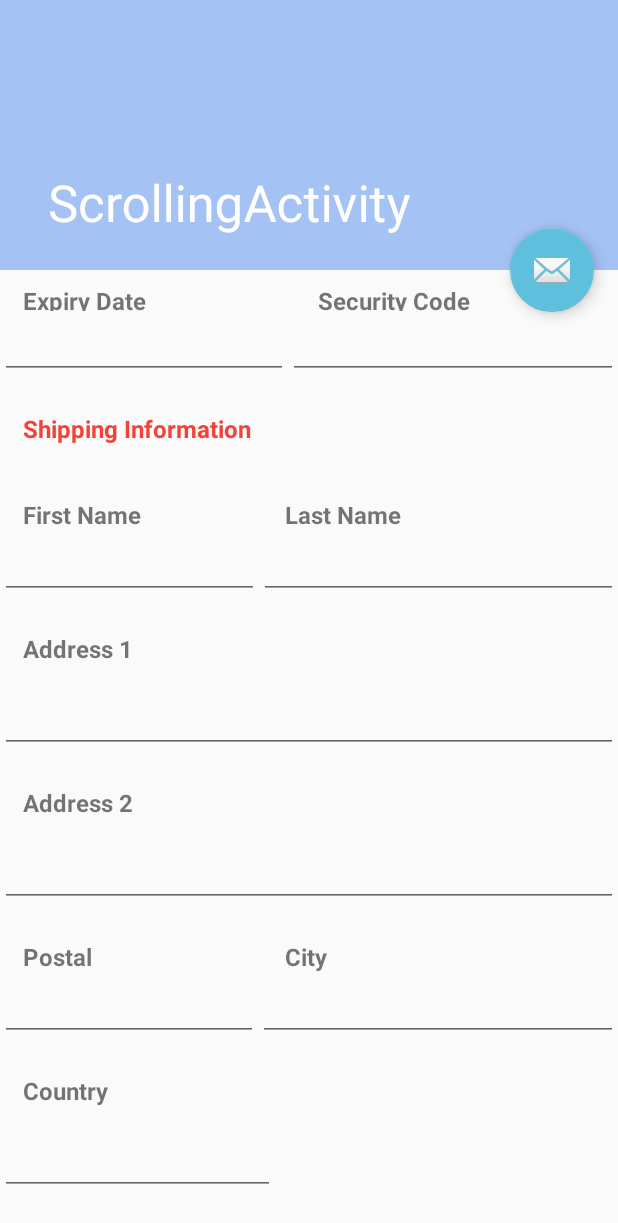
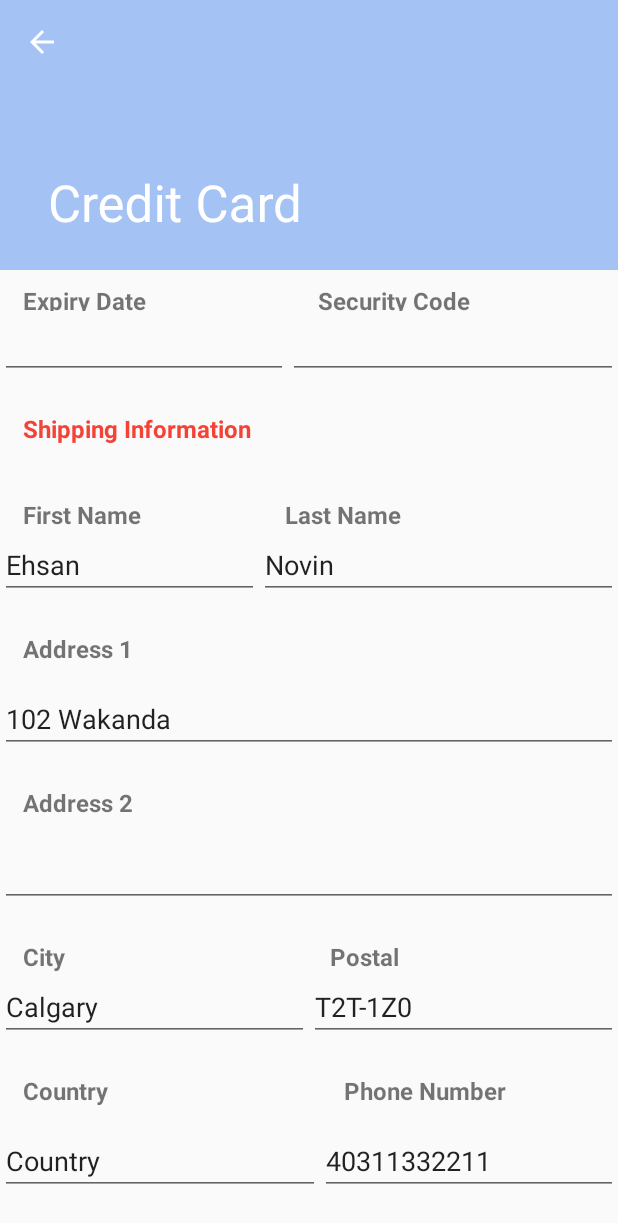
Before and after one commit to enovinpour/OOSD2020TravelExpertsMobileApp, an Android app: the screen it shows after launch (CreditCardActivity), scrolled down 375 dp, on a phone screen of 412 x 824 dp. Shown: the top 1223 px of the screen. Run offline under Robolectric (Android 15) with nearby library versions, the phone set to English and light mode, and no system bars; our stand-ins replace Volley; network calls fail; Roboto replaces fonts that are not available here.

Commit message:
Ehsans Push

```diff
--- a/app/src/main/java/Model/Customer.java
+++ b/app/src/main/java/Model/Customer.java
@@ -14,6 +14,25 @@ public class Customer {
     private String custEmail;
     private int points;
     private String password;
+
+    public Customer(int custId, String custFirstName, String custLastName, String custAddress,
+                    String custCity, String custProv, String custPostal, String custCountry,
+                    String custHomePhone, String custBusPhone,
+                    String custEmail, int points, String password) {
+        this.custId = custId;
+        this.custFirstName = custFirstName;
+        this.custLastName = custLastName;
+        this.custAddress = custAddress;
+        this.custCity = custCity;
+        this.custProv = custProv;
+        this.custPostal = custPostal;
+        this.custCountry = custCountry;
+        this.custHomePhone = custHomePhone;
+        this.custBusPhone = custBusPhone;
+        this.custEmail = custEmail;
+        this.points = points;
+        this.password = password;
+    }
 
     public int getCustId() {
         return custId;
--- a/app/src/main/java/org/ehsan/travelexpertsoosd/CreditCardActivity.java
+++ b/app/src/main/java/org/ehsan/travelexpertsoosd/CreditCardActivity.java
@@ -2,16 +2,38 @@ package org.ehsan.travelexpertsoosd;
 
 import android.os.Bundle;
 
+import com.android.volley.Request;
+import com.android.volley.RequestQueue;
+import com.android.volley.Response;
+import com.android.volley.VolleyError;
+import com.android.volley.VolleyLog;
+import com.android.volley.toolbox.StringRequest;
+import com.android.volley.toolbox.Volley;
 import com.google.android.material.appbar.CollapsingToolbarLayout;
-import com.google.android.material.floatingactionbutton.FloatingActionButton;
-import com.google.android.material.snackbar.Snackbar;
 
 import androidx.appcompat.app.AppCompatActivity;
 import androidx.appcompat.widget.Toolbar;
+import android.widget.Button;
+import android.widget.EditText;
+import android.widget.TextView;
 
-import android.view.View;
+import org.json.JSONArray;
+import org.json.JSONException;
+import org.json.JSONObject;
+
+import java.util.concurrent.Executors;
+
+import Model.CreditCard;
+import Model.Customer;
 
 public class CreditCardActivity extends AppCompatActivity {
+    TextView tvPrice;
+    EditText etCardNumber, etCardName, etExpiry, etCode, etFirstName,
+        etLastName, etAddress1, etAddress2, etPostal, etCity, etCountry, etPhone;
+    Button btnPayment;
+    RequestQueue requestQueue;
+    Customer customer;
+
 
     @Override
     protected void onCreate(Bundle savedInstanceState) {
@@ -20,15 +42,82 @@ public class CreditCardActivity extends AppCompatActivity {
         Toolbar toolbar = (Toolbar) findViewById(R.id.toolbar);
         setSupportActionBar(toolbar);
         CollapsingToolbarLayout toolBarLayout = (CollapsingToolbarLayout) findViewById(R.id.toolbar_layout);
-        toolBarLayout.setTitle(getTitle());
+        toolBarLayout.setTitle("Credit Card");
+        getSupportActionBar().setDisplayHomeAsUpEnabled(true);
+        getSupportActionBar().setDisplayShowHomeEnabled(true);
 
-        FloatingActionButton fab = (FloatingActionButton) findViewById(R.id.fab);
-        fab.setOnClickListener(new View.OnClickListener() {
-            @Override
-            public void onClick(View view) {
-                Snackbar.make(view, "Replace with your own action", Snackbar.LENGTH_LONG)
-                        .setAction("Action", null).show();
-            }
-        });
+        requestQueue = Volley.newRequestQueue(this);
+
+        tvPrice = findViewById(R.id.tvPrice);
+        etCardNumber = findViewById(R.id.etCardNumber);
+        etCardName = findViewById(R.id.etCardName);
+        etExpiry = findViewById(R.id.etExpiry);
+        etCode = findViewById(R.id.etCode);
+        etFirstName = findViewById(R.id.etFirstName);
+        etLastName = findViewById(R.id.etLastName);
+        etAddress1 = findViewById(R.id.etAdress1);
+        etAddress2 = findViewById(R.id.etAdress2);
+        etPostal = findViewById(R.id.etPostal);
+        etCity = findViewById(R.id.etCity);
+        etCountry = findViewById(R.id.etCountry);
+        btnPayment = findViewById(R.id.btnPayment);
+        etPhone = findViewById(R.id.etPhone);
+
+        int Price = 500;
+        customer = new Customer(1, "Ehsan","Novin","102 Wakanda"
+        ,"Calgary","AB","T2T-1Z0","Country","40311123332"
+        ,"40311332211","enovin@test.com",100,"password");
+
+        Executors.newSingleThreadExecutor().execute(new GetCredit());
+
+        tvPrice.setText("$" + Price);
+        etFirstName.setText(customer.getCustFirstName());
+        etLastName.setText(customer.getCustLastName());
+        etAddress1.setText(customer.getCustAddress());
+        etPostal.setText(customer.getCustPostal());
+        etCity.setText(customer.getCustCity());
+        etCountry.setText(customer.getCustCountry());
+        etPhone.setText(customer.getCustBusPhone());
+
+
+    }
+
+    class GetCredit implements Runnable {
+        @Override
+        public void run() {
+
+            StringBuffer buffer = new StringBuffer();
+            String url = "http://192.168.0.12:8081/JSPDay4JPA2/rs/agent/getcc/123";
+            StringRequest stringRequest = new StringRequest(Request.Method.GET, url, new Response.Listener<String>() {
+                @Override
+                public void onResponse(String response) {
+                    VolleyLog.wtf(response,"utf-8");
+
+                    try{
+
+                        JSONArray jsonArray = new JSONArray(response);
+                        JSONObject object = jsonArray.getJSONObject(0);
+                        CreditCard cc = new CreditCard(object.getInt("creditCardId"),
+                                object.getString("CCName"), object.getString("CCNumber"),
+                                object.getString("CCExpiry"),object.getInt("customerId"));
+
+                        etCardName.setText(customer.getCustFirstName() + " " + customer.getCustLastName());
+                        etCardNumber.setText(cc.getCcNumber());
+                        etExpiry.setText(cc.getCcExpiry());
+
+                    } catch (JSONException e) {
+                        e.printStackTrace();
+                    }
+
+                }
+            }, new Response.ErrorListener() {
+                @Override
+                public void onErrorResponse(VolleyError error) {
+                    VolleyLog.wtf(error.getMessage(), "utf-8");
+                }
+            });
+
+            requestQueue.add(stringRequest);
+        }
     }
 }
--- a/app/src/main/res/layout/activity_credit_card.xml
+++ b/app/src/main/res/layout/activity_credit_card.xml
@@ -34,13 +34,4 @@
 
     <include layout="@layout/content_scrolling" />
 
-    <com.google.android.material.floatingactionbutton.FloatingActionButton
-        android:id="@+id/fab"
-        android:layout_width="wrap_content"
-        android:layout_height="wrap_content"
-        android:layout_margin="@dimen/fab_margin"
-        app:layout_anchor="@id/app_bar"
-        app:layout_anchorGravity="bottom|end"
-        app:srcCompat="@android:drawable/ic_dialog_email" />
-
 </androidx.coordinatorlayout.widget.CoordinatorLayout>
--- a/app/src/main/res/layout/content_scrolling.xml
+++ b/app/src/main/res/layout/content_scrolling.xml
@@ -20,7 +20,6 @@
             app:srcCompat="@mipmap/ic_credit_cards_foreground" />
 
         <TextView
-            android:id="@+id/tvTotal"
             android:layout_width="match_parent"
             android:layout_height="35dp"
             android:text="Total"
@@ -30,7 +29,7 @@
             android:textStyle="bold" />
 
         <TextView
-            android:id="@+id/textView3"
+            android:id="@+id/tvPrice"
             android:layout_width="match_parent"
             android:layout_height="47dp"
             android:text="Price"
@@ -217,7 +216,7 @@
             android:textStyle="bold" />
 
         <EditText
-            android:id="@+id/etAdress"
+            android:id="@+id/etAdress2"
             android:layout_width="match_parent"
             android:layout_height="wrap_content"
             android:ems="10"
@@ -230,23 +229,23 @@
             android:orientation="horizontal">
 
             <TextView
+                android:id="@+id/textView19"
+                android:layout_width="81dp"
+                android:layout_height="match_parent"
+                android:layout_weight="1"
+                android:paddingLeft="15dp"
+                android:paddingTop="22dp"
+                android:text="City"
+                android:textSize="16dp"
+                android:textStyle="bold" />
+
+            <TextView
                 android:layout_width="83dp"
                 android:layout_height="match_parent"
                 android:layout_weight="1"
                 android:paddingLeft="15dp"
                 android:paddingTop="22dp"
                 android:text="Postal"
-                android:textSize="16dp"
-                android:textStyle="bold" />
-
-            <TextView
-                android:id="@+id/textView19"
-                android:layout_width="146dp"
-                android:layout_height="match_parent"
-                android:layout_weight="1"
-                android:paddingLeft="15dp"
-                android:paddingTop="22dp"
-                android:text="City"
                 android:textSize="16dp"
                 android:textStyle="bold" />
         </LinearLayout>
@@ -258,25 +257,31 @@
             android:orientation="horizontal">
 
             <EditText
-                android:id="@+id/etPostal"
-                android:layout_width="146dp"
-                android:layout_height="wrap_content"
-                android:layout_weight="1"
-                android:ems="10"
-                android:inputType="textPostalAddress" />
-
-            <EditText
                 android:id="@+id/etCity"
                 android:layout_width="wrap_content"
                 android:layout_height="wrap_content"
                 android:layout_weight="1"
                 android:ems="10"
                 android:inputType="textPersonName" />
+
+            <EditText
+                android:id="@+id/etPostal"
+                android:layout_width="wrap_content"
+                android:layout_height="wrap_content"
+                android:layout_weight="1"
+                android:ems="10"
+                android:inputType="textPostalAddress" />
         </LinearLayout>
 
+        <LinearLayout
+            android:layout_width="match_parent"
+            android:layout_height="match_parent"
+            android:layout_weight="1"
+            android:orientation="horizontal">
+
             <TextView
-            android:id="@+id/textView21"
-            android:layout_width="match_parent"
+                android:id="@+id/textView2"
+                android:layout_width="427dp"
                 android:layout_height="57dp"
                 android:layout_weight="1"
                 android:paddingLeft="15dp"
@@ -286,12 +291,40 @@
                 android:textSize="16sp"
                 android:textStyle="bold" />
 
+            <TextView
+                android:id="@+id/textView21"
+                android:layout_width="match_parent"
+                android:layout_height="57dp"
+                android:layout_weight="1"
+                android:paddingLeft="15dp"
+                android:paddingTop="22dp"
+                android:text="Phone Number"
+                android:textAlignment="viewStart"
+                android:textSize="16sp"
+                android:textStyle="bold" />
+        </LinearLayout>
+
+        <LinearLayout
+            android:layout_width="match_parent"
+            android:layout_height="match_parent"
+            android:layout_weight="1"
+            android:orientation="horizontal">
+
             <EditText
                 android:id="@+id/etCountry"
-            android:layout_width="183dp"
+                android:layout_width="wrap_content"
                 android:layout_height="wrap_content"
                 android:ems="10"
                 android:inputType="textPersonName" />
+
+            <EditText
+                android:id="@+id/etPhone"
+                android:layout_width="121dp"
+                android:layout_height="match_parent"
+                android:layout_weight="1"
+                android:ems="10"
+                android:inputType="textPersonName" />
+        </LinearLayout>
 
         <Button
             android:id="@+id/btnPayment"
```
Also changed, not shown: app/src/main/AndroidManifest.xml (+9 -4 lines), app/src/main/java/Model/CreditCard.java (added, +58 -0 lines). Lines whose indentation alone changed are shown as unchanged.
